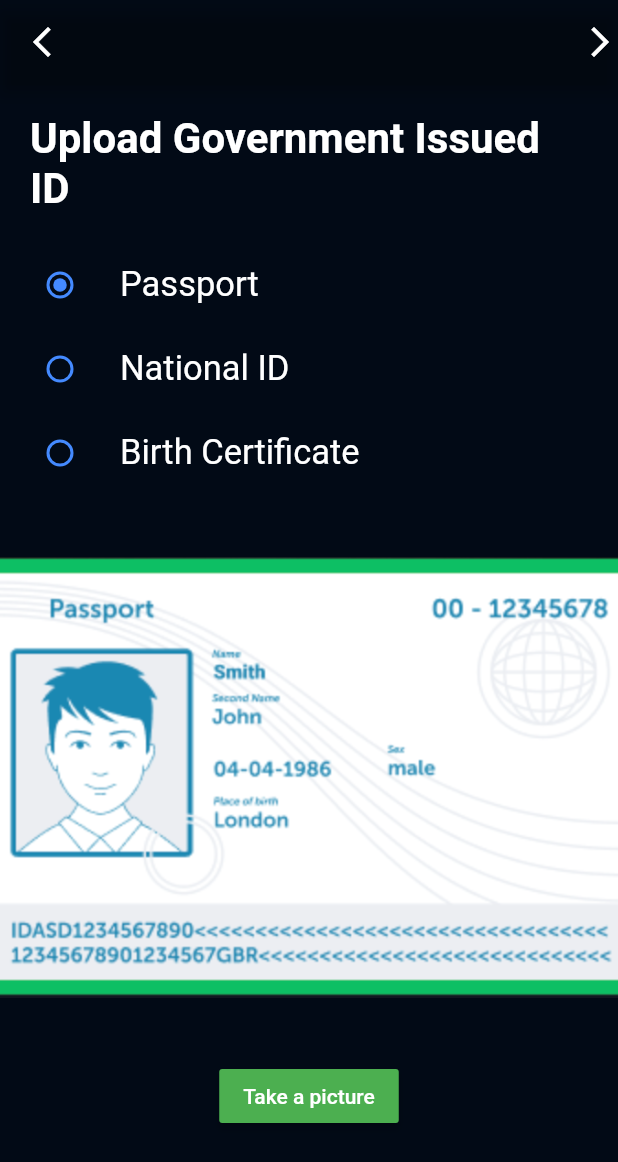
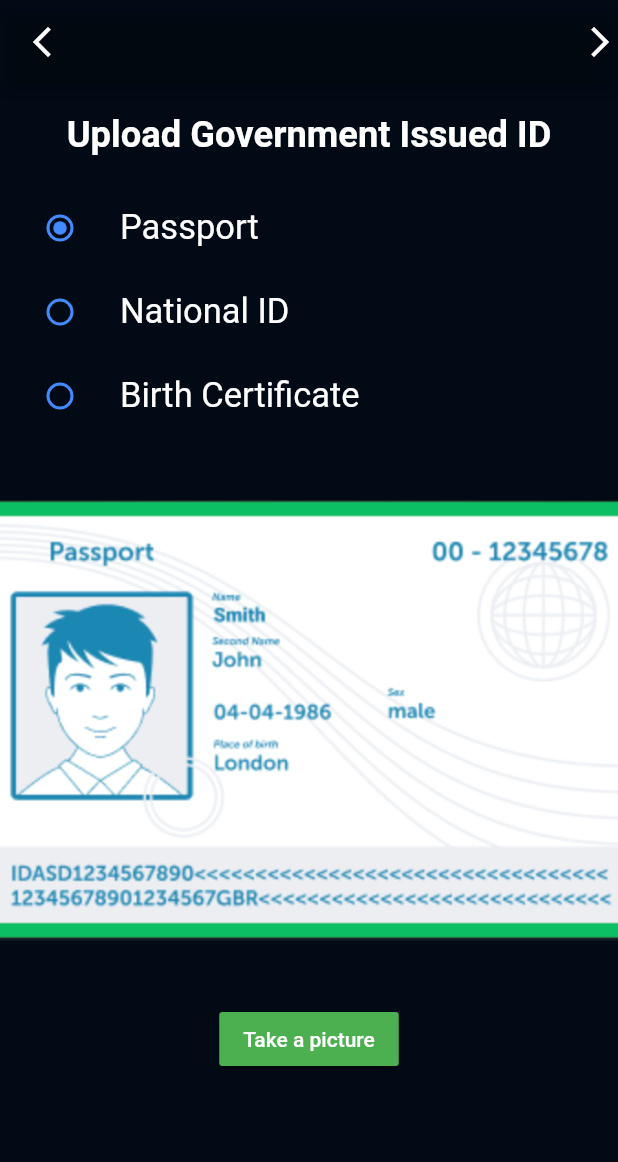
Before and after one commit to xuwudawei/Unified_System_Acess_MobileApp, a Flutter app: the DocumentScanningPage screen opened by its route, on a phone screen of 412 x 824 dp. Shown: the top 1162 px of the screen. Run offline on Flutter 3.47's test engine with Material 2 defaults, Android fonts, the phone set to English and light mode, and no system bars; our stand-ins replace animated_text_kit, email_validator, flutter_spinkit, google_nav_bar, hexcolor, image_cropper and 6 more; missing offline and left inert: country_state_city_picker, dart:html, flutter_launcher_icons, particles_flutter.

Commit message:
added media query for goveernment issued id

```diff
--- a/lib/screens/AccountRegistrationPages/documentScanningPage.dart
+++ b/lib/screens/AccountRegistrationPages/documentScanningPage.dart
@@ -136,9 +136,10 @@ class _DocumentScanningPageState extends State<DocumentScanningPage> {
                   width: MediaQuery.of(context).size.width,
                   child: Text(
                     "Upload Government Issued ID",
+                    textAlign: TextAlign.center,
                     style: TextStyle(
                       color: Colors.white,
-                      fontSize: 28,
+                      fontSize: MediaQuery.of(context).size.width / 17,
                       fontWeight: FontWeight.w600,
                     ),
                   ),
```
